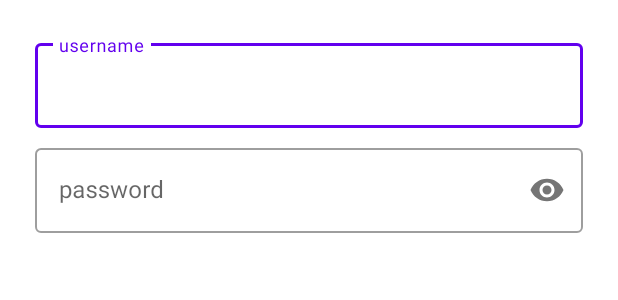
After one commit to ND68/College-Scheduler, an Android app: the layout edit_popup.xml on its own in the app's theme, with its tools: preview values and no code run, on a phone screen of 412 x 824 dp. The commit adds this screen. Shown: the top 300 px of the screen. Run offline under Robolectric (Android 15) with nearby library versions, the phone set to English and light mode, and no system bars.

Commit message:
Created Popup menu
Implemented a popup test, need to edit popup xml and apply to listview items

```diff
--- /dev/null
+++ b/app/src/main/res/layout/edit_popup.xml
@@ -0,0 +1,49 @@
+<?xml version="1.0" encoding="utf-8"?>
+<androidx.constraintlayout.widget.ConstraintLayout xmlns:android="http://schemas.android.com/apk/res/android"
+    xmlns:app="http://schemas.android.com/apk/res-auto"
+    android:layout_width="match_parent"
+    android:layout_height="match_parent"
+    android:padding="15dp">
+
+    <com.google.android.material.textfield.TextInputLayout
+        android:id="@+id/til_username"
+        style="@style/Widget.MaterialComponents.TextInputLayout.OutlinedBox"
+        android:layout_width="0dp"
+        android:layout_height="wrap_content"
+        android:layout_marginStart="8dp"
+        android:layout_marginTop="8dp"
+        android:layout_marginEnd="8dp"
+        android:hint="username"
+        app:layout_constraintEnd_toEndOf="parent"
+        app:layout_constraintStart_toStartOf="parent"
+        app:layout_constraintTop_toTopOf="parent">
+
+        <com.google.android.material.textfield.TextInputEditText
+            android:id="@+id/tiet_username"
+            android:layout_width="match_parent"
+            android:layout_height="wrap_content"
+            android:singleLine="true" />
+    </com.google.android.material.textfield.TextInputLayout>
+
+    <com.google.android.material.textfield.TextInputLayout
+        android:id="@+id/til_password"
+        style="@style/Widget.MaterialComponents.TextInputLayout.OutlinedBox"
+        android:layout_width="0dp"
+        android:layout_height="wrap_content"
+        android:layout_marginStart="8dp"
+        android:layout_marginTop="8dp"
+        android:layout_marginEnd="8dp"
+        android:hint="password"
+        app:layout_constraintEnd_toEndOf="parent"
+        app:layout_constraintStart_toStartOf="parent"
+        app:layout_constraintTop_toBottomOf="@+id/til_username"
+        app:passwordToggleEnabled="true">
+
+        <com.google.android.material.textfield.TextInputEditText
+            android:id="@+id/tiet_password"
+            android:layout_width="match_parent"
+            android:layout_height="wrap_content"
+            android:inputType="textPassword"
+            android:singleLine="true" />
+    </com.google.android.material.textfield.TextInputLayout>
+</androidx.constraintlayout.widget.ConstraintLayout>
--- a/app/src/main/res/layout/fragment_classes.xml
+++ b/app/src/main/res/layout/fragment_classes.xml
@@ -105,6 +105,12 @@
                 android:hint="@string/instructor"
                 android:inputType="text" />
 
+            <Button
+                android:id="@+id/button"
+                android:layout_width="match_parent"
+                android:layout_height="wrap_content"
+                android:text="Button" />
+
         </LinearLayout>
     </androidx.constraintlayout.widget.ConstraintLayout>
 </ScrollView>
```
Also changed, not shown: app/src/main/java/com/example/collegescheduler/ui/classes/ClassesFragment.java (+35 -0 lines).
